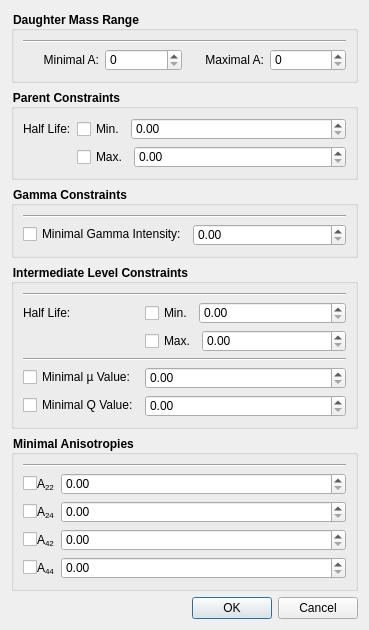
First picture: the form in trunk/SearchDialog.ui, repository ferdymercury/nuclei, before the edit.
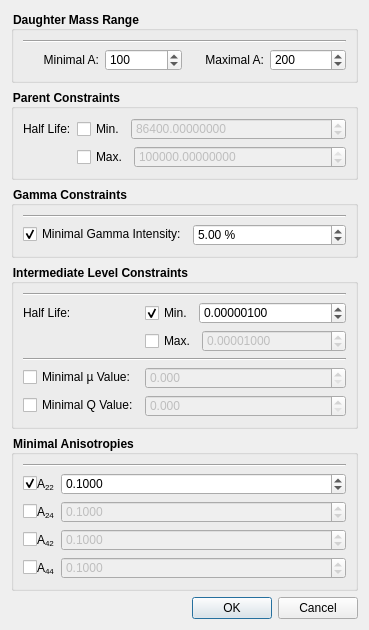
Second picture: the form after the edit. Icons and pictures are not drawn. Custom widgets are drawn as their Qt base class.

Commit message: Added half life spinbox Improved search dialog

Patch:
```diff
--- a/trunk/SearchDialog.ui
+++ b/trunk/SearchDialog.ui
@@ -45,10 +45,30 @@
        </widget>
       </item>
       <item row="1" column="1">
-       <widget class="QSpinBox" name="minA"/>
+       <widget class="QSpinBox" name="minA">
+        <property name="minimum">
+         <number>1</number>
+        </property>
+        <property name="maximum">
+         <number>299</number>
+        </property>
+        <property name="value">
+         <number>100</number>
+        </property>
+       </widget>
       </item>
       <item row="1" column="3">
-       <widget class="QSpinBox" name="maxA"/>
+       <widget class="QSpinBox" name="maxA">
+        <property name="minimum">
+         <number>1</number>
+        </property>
+        <property name="maximum">
+         <number>299</number>
+        </property>
+        <property name="value">
+         <number>200</number>
+        </property>
+       </widget>
       </item>
       <item row="1" column="2">
        <widget class="QLabel" name="maxALabel">
@@ -99,13 +119,25 @@
          </widget>
         </item>
         <item>
-         <widget class="QDoubleSpinBox" name="minParentHalfLife">
+         <widget class="HalfLifeSpinBox" name="minParentHalfLife">
+          <property name="enabled">
+           <bool>false</bool>
+          </property>
           <property name="sizePolicy">
            <sizepolicy hsizetype="MinimumExpanding" vsizetype="Fixed">
             <horstretch>0</horstretch>
             <verstretch>0</verstretch>
            </sizepolicy>
           </property>
+          <property name="decimals">
+           <number>8</number>
+          </property>
+          <property name="maximum">
+           <double>999999999.000000000000000</double>
+          </property>
+          <property name="value">
+           <double>86400.000000000000000</double>
+          </property>
          </widget>
         </item>
        </layout>
@@ -120,13 +152,25 @@
          </widget>
         </item>
         <item>
-         <widget class="QDoubleSpinBox" name="maxParentHalfLife">
+         <widget class="HalfLifeSpinBox" name="maxParentHalfLife">
+          <property name="enabled">
+           <bool>false</bool>
+          </property>
           <property name="sizePolicy">
            <sizepolicy hsizetype="MinimumExpanding" vsizetype="Fixed">
             <horstretch>0</horstretch>
             <verstretch>0</verstretch>
            </sizepolicy>
           </property>
+          <property name="decimals">
+           <number>8</number>
+          </property>
+          <property name="maximum">
+           <double>999999999.000000000000000</double>
+          </property>
+          <property name="value">
+           <double>2592000.000000000000000</double>
+          </property>
          </widget>
         </item>
        </layout>
@@ -148,10 +192,23 @@
         <property name="text">
          <string>Minimal Gamma Intensity:</string>
         </property>
+        <property name="checked">
+         <bool>true</bool>
+        </property>
        </widget>
       </item>
       <item row="1" column="1">
-       <widget class="QDoubleSpinBox" name="minIntens"/>
+       <widget class="QDoubleSpinBox" name="minIntens">
+        <property name="suffix">
+         <string notr="true"> %</string>
+        </property>
+        <property name="maximum">
+         <double>100.000000000000000</double>
+        </property>
+        <property name="value">
+         <double>5.000000000000000</double>
+        </property>
+       </widget>
       </item>
       <item row="0" column="0" colspan="2">
        <widget class="Line" name="line_3">
@@ -193,6 +250,9 @@
           <property name="text">
            <string>Min.</string>
           </property>
+          <property name="checked">
+           <bool>true</bool>
+          </property>
          </widget>
         </item>
         <item>
@@ -203,6 +263,15 @@
             <verstretch>0</verstretch>
            </sizepolicy>
           </property>
+          <property name="decimals">
+           <number>8</number>
+          </property>
+          <property name="maximum">
+           <double>999999999.000000000000000</double>
+          </property>
+          <property name="value">
+           <double>0.000001000000000</double>
+          </property>
          </widget>
         </item>
        </layout>
@@ -217,13 +286,22 @@
          </widget>
         </item>
         <item>
-         <widget class="QDoubleSpinBox" name="maxIntHalfLife">
+         <widget class="HalfLifeSpinBox" name="maxIntHalfLife">
+          <property name="enabled">
+           <bool>false</bool>
+          </property>
           <property name="sizePolicy">
            <sizepolicy hsizetype="MinimumExpanding" vsizetype="Fixed">
             <horstretch>0</horstretch>
             <verstretch>0</verstretch>
            </sizepolicy>
           </property>
+          <property name="decimals">
+           <number>8</number>
+          </property>
+          <property name="value">
+           <double>0.000010000000000</double>
+          </property>
          </widget>
         </item>
        </layout>
@@ -243,7 +321,14 @@
        </widget>
       </item>
       <item row="4" column="1">
-       <widget class="QDoubleSpinBox" name="muVal"/>
+       <widget class="QDoubleSpinBox" name="muVal">
+        <property name="enabled">
+         <bool>false</bool>
+        </property>
+        <property name="decimals">
+         <number>3</number>
+        </property>
+       </widget>
       </item>
       <item row="5" column="0">
        <widget class="QCheckBox" name="qValCheck">
@@ -253,7 +338,14 @@
        </widget>
       </item>
       <item row="5" column="1">
-       <widget class="QDoubleSpinBox" name="qVal"/>
+       <widget class="QDoubleSpinBox" name="qVal">
+        <property name="enabled">
+         <bool>false</bool>
+        </property>
+        <property name="decimals">
+         <number>3</number>
+        </property>
+       </widget>
       </item>
      </layout>
     </widget>
@@ -290,6 +382,9 @@
           <property name="text">
            <string/>
           </property>
+          <property name="checked">
+           <bool>true</bool>
+          </property>
          </widget>
         </item>
         <item>
@@ -305,7 +400,23 @@
        </layout>
       </item>
       <item row="1" column="1">
-       <widget class="QDoubleSpinBox" name="a22"/>
+       <widget class="QDoubleSpinBox" name="a22">
+        <property name="decimals">
+         <number>4</number>
+        </property>
+        <property name="minimum">
+         <double>-100.000000000000000</double>
+        </property>
+        <property name="maximum">
+         <double>100.000000000000000</double>
+        </property>
+        <property name="singleStep">
+         <double>0.010000000000000</double>
+        </property>
+        <property name="value">
+         <double>0.100000000000000</double>
+        </property>
+       </widget>
       </item>
       <item row="2" column="0">
        <layout class="QHBoxLayout" name="horizontalLayout_5">
@@ -345,7 +456,26 @@
        </layout>
       </item>
       <item row="2" column="1">
-       <widget class="QDoubleSpinBox" name="a24"/>
+       <widget class="QDoubleSpinBox" name="a24">
+        <property name="enabled">
+         <bool>false</bool>
+        </property>
+        <property name="decimals">
+         <number>4</number>
+        </property>
+        <property name="minimum">
+         <double>-100.000000000000000</double>
+        </property>
+        <property name="maximum">
+         <double>100.000000000000000</double>
+        </property>
+        <property name="singleStep">
+         <double>0.010000000000000</double>
+        </property>
+        <property name="value">
+         <double>0.100000000000000</double>
+        </property>
+       </widget>
       </item>
       <item row="3" column="0">
        <layout class="QHBoxLayout" name="horizontalLayout_7">
@@ -385,7 +515,26 @@
        </layout>
       </item>
       <item row="3" column="1">
-       <widget class="QDoubleSpinBox" name="a42"/>
+       <widget class="QDoubleSpinBox" name="a42">
+        <property name="enabled">
+         <bool>false</bool>
+        </property>
+        <property name="decimals">
+         <number>4</number>
+        </property>
+        <property name="minimum">
+         <double>-100.000000000000000</double>
+        </property>
+        <property name="maximum">
+         <double>100.000000000000000</double>
+        </property>
+        <property name="singleStep">
+         <double>0.010000000000000</double>
+        </property>
+        <property name="value">
+         <double>0.100000000000000</double>
+        </property>
+       </widget>
       </item>
       <item row="4" column="0">
        <layout class="QHBoxLayout" name="horizontalLayout_8">
@@ -425,7 +574,26 @@
        </layout>
       </item>
       <item row="4" column="1">
-       <widget class="QDoubleSpinBox" name="a44"/>
+       <widget class="QDoubleSpinBox" name="a44">
+        <property name="enabled">
+         <bool>false</bool>
+        </property>
+        <property name="decimals">
+         <number>4</number>
+        </property>
+        <property name="minimum">
+         <double>-100.000000000000000</double>
+        </property>
+        <property name="maximum">
+         <double>100.000000000000000</double>
+        </property>
+        <property name="singleStep">
+         <double>0.010000000000000</double>
+        </property>
+        <property name="value">
+         <double>0.100000000000000</double>
+        </property>
+       </widget>
       </item>
       <item row="0" column="0" colspan="2">
        <widget class="Line" name="line_5">
@@ -462,6 +630,13 @@
    </item>
   </layout>
  </widget>
+ <customwidgets>
+  <customwidget>
+   <class>HalfLifeSpinBox</class>
+   <extends>QDoubleSpinBox</extends>
+   <header>HalfLifeSpinBox.h</header>
+  </customwidget>
+ </customwidgets>
  <tabstops>
   <tabstop>minA</tabstop>
   <tabstop>maxA</tabstop>
```
Left out of the diff: 2 changed lines with no effect on the pictures. The commit also changes 5 other files.
